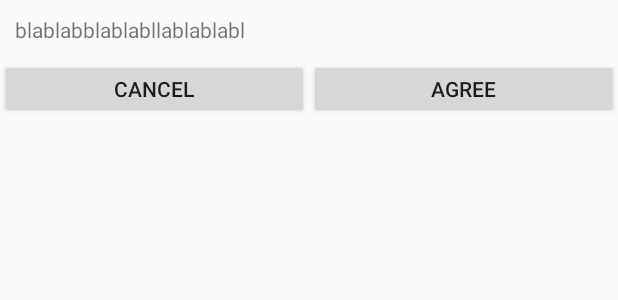
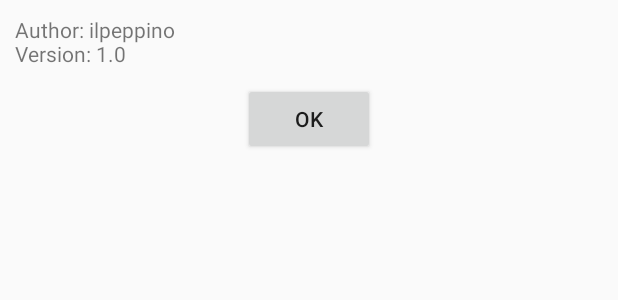
Before and after one commit to ilpeppino/MoneyFlows, an Android app: the layout about.xml on its own in the app's theme, with its tools: preview values and no code run, on a phone screen of 412 x 824 dp. Shown: the top 300 px of the screen. Run offline under Robolectric (Android 15) with nearby library versions, the phone set to English and light mode, and no system bars.

Commit message:
adjusted about window

```diff
--- a/app/src/main/java/com/fromzerotoandroid/moneyflows/AboutActivity.java
+++ b/app/src/main/java/com/fromzerotoandroid/moneyflows/AboutActivity.java
@@ -4,6 +4,7 @@ import android.app.Dialog;
 import android.content.Intent;
 import android.os.Bundle;
 import android.support.v7.app.AppCompatActivity;
+import android.view.View;
 
 public class AboutActivity extends AppCompatActivity {
 
@@ -35,4 +36,8 @@ public class AboutActivity extends AppCompatActivity {
 //        getSupportActionBar().setDisplayHomeAsUpEnabled(true);
     }
 
+    public void closeDialogWindow(View v) {
+        finish();
+    }
+
 }
--- a/app/src/main/java/com/fromzerotoandroid/moneyflows/MainActivity.java
+++ b/app/src/main/java/com/fromzerotoandroid/moneyflows/MainActivity.java
@@ -228,6 +228,9 @@ public class MainActivity extends AppCompatActivity {
 
 
     @Override
+    // The parameter in the menuinflater points to the actions_toolbar.xml menu, where
+    // it's possible to define custom options.
+    // Dependencies: xml file in the menu folder, accessible via R.menu command
     public boolean onCreateOptionsMenu(Menu menu) {
         // Inflate the menu; this adds items to the action bar if it is present.
         getMenuInflater().inflate(R.menu.actions_toolbar, menu);
@@ -235,17 +238,25 @@ public class MainActivity extends AppCompatActivity {
     }
 
     @Override
+    // When an option is selected in the menu, this method is called. The getItemId
+    // method gives back the id of the selected option
     public boolean onOptionsItemSelected(MenuItem item) {
         // Handle action bar item clicks here. The action bar will
-        // automatically handle clicks on the Home/Up button, so long
+        // automatically handle clicks on the Home/Up button, as long
         // as you specify a parent activity in AndroidManifest.xml.
         int id = item.getItemId();
 
-        //noinspection SimplifiableIfStatement
+        // The ids accessible via R.id are defined in the actions_toolbar.xml
+        // menu file.
         if (id == R.id.about) {
+            // In order to call another activity that generates a new layout,
+            // use the following intent declaration. The second parameter specifies
+            // the class of the activity to be called. With startActivity, the onCreate
+            // on the called activity is called.
+            // Remember to specify a finish() to terminate the ativity when it's finished
             Intent i = new Intent(getApplicationContext(), AboutActivity.class);
             startActivity(i);
-            finish();
+            // finish();
             return true;
         }
 
--- a/app/src/main/res/layout/about.xml
+++ b/app/src/main/res/layout/about.xml
@@ -8,25 +8,17 @@
         android:layout_width="match_parent"
         android:layout_height="wrap_content"
         android:padding="10dp"
-        android:text="blablabblablabllablablabl" />
+        android:text="Author: ilpeppino\nVersion: 1.0" />
 
-    <LinearLayout
-        android:layout_width="match_parent"
-        android:layout_height="40dp"
-        android:layout_below="@id/dialog_info">
 
-        <Button
-            android:id="@+id/dialog_cancel"
-            android:layout_width="0dp"
-            android:layout_height="match_parent"
-            android:layout_weight="0.50"
-            android:text="Cancel" />
+    <Button
+        android:id="@+id/dialog_ok"
+        android:layout_width="wrap_content"
+        android:layout_height="wrap_content"
+        android:layout_below="@id/dialog_info"
+        android:layout_centerInParent="true"
+        android:onClick="closeDialogWindow"
+        android:text="OK" />
 
-        <Button
-            android:id="@+id/dialog_ok"
-            android:layout_width="0dp"
-            android:layout_height="match_parent"
-            android:layout_weight="0.50"
-            android:text="Agree" />
-    </LinearLayout>
+
 </RelativeLayout>
```
